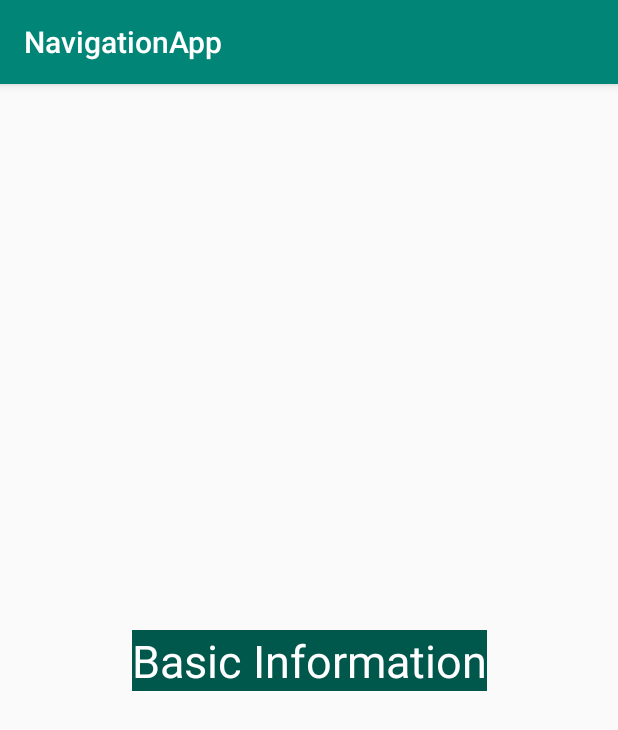
After one commit to adarsh2858/NavigationApp, an Android app: the BasicInformation screen opened directly, with no data from a screen before it, on a phone screen of 412 x 824 dp. The commit adds this screen. Shown: the top 730 px of the screen. Run offline under Robolectric (Android 15) with nearby library versions, the phone set to English and light mode, and no system bars.

Commit message:
add on click listener to button and create new activity for redirect

```diff
--- a/app/src/main/AndroidManifest.xml
+++ b/app/src/main/AndroidManifest.xml
@@ -9,7 +9,8 @@
         android:roundIcon="@mipmap/ic_launcher_round"
         android:supportsRtl="true"
         android:theme="@style/AppTheme">
-        <activity android:name=".UserAccount"></activity>
+        <activity android:name=".BasicInformation"></activity>
+        <activity android:name=".UserAccount" />
         <activity
             android:name=".MainActivity"
             android:label="@string/app_name"
--- /dev/null
+++ b/app/src/main/java/adarsh/example/navigationapp/BasicInformation.java
@@ -0,0 +1,14 @@
+package adarsh.example.navigationapp;
+
+import androidx.appcompat.app.AppCompatActivity;
+
+import android.os.Bundle;
+
+public class BasicInformation extends AppCompatActivity {
+
+    @Override
+    protected void onCreate(Bundle savedInstanceState) {
+        super.onCreate(savedInstanceState);
+        setContentView(R.layout.activity_basic_information);
+    }
+}
--- a/app/src/main/java/adarsh/example/navigationapp/ui/useraccount/UserAccountFragment.java
+++ b/app/src/main/java/adarsh/example/navigationapp/ui/useraccount/UserAccountFragment.java
@@ -2,6 +2,7 @@ package adarsh.example.navigationapp.ui.useraccount;
 
 import androidx.lifecycle.ViewModelProviders;
 
+import android.content.Intent;
 import android.os.Bundle;
 
 import androidx.annotation.NonNull;
@@ -11,7 +12,9 @@ import androidx.fragment.app.Fragment;
 import android.view.LayoutInflater;
 import android.view.View;
 import android.view.ViewGroup;
+import android.widget.Button;
 
+import adarsh.example.navigationapp.BasicInformation;
 import adarsh.example.navigationapp.R;
 
 public class UserAccountFragment extends Fragment {
@@ -26,7 +29,17 @@ public class UserAccountFragment extends Fragment {
     @Override
     public View onCreateView(@NonNull LayoutInflater inflater, @Nullable ViewGroup container,
                              @Nullable Bundle savedInstanceState) {
-        return inflater.inflate(R.layout.user_account_fragment, container, false);
+        View view = inflater.inflate(R.layout.user_account_fragment, container, false);
+
+        Button btnNext = view.findViewById(R.id.btn_next);
+
+        btnNext.setOnClickListener(new View.OnClickListener() {
+            @Override
+            public void onClick(View v) {
+                startActivity(new Intent(getContext(), BasicInformation.class));
+            }
+        });
+        return view;
     }
 
     @Override
--- /dev/null
+++ b/app/src/main/res/layout/activity_basic_information.xml
@@ -0,0 +1,22 @@
+<?xml version="1.0" encoding="utf-8"?>
+<androidx.constraintlayout.widget.ConstraintLayout xmlns:android="http://schemas.android.com/apk/res/android"
+    xmlns:app="http://schemas.android.com/apk/res-auto"
+    xmlns:tools="http://schemas.android.com/tools"
+    android:layout_width="match_parent"
+    android:layout_height="match_parent"
+    tools:context=".BasicInformation">
+
+    <TextView
+        android:layout_width="wrap_content"
+        android:layout_height="wrap_content"
+        android:background="@color/colorPrimaryDark"
+        android:text="Basic Information"
+        android:textSize="30sp"
+        android:textColor="@android:color/white"
+        app:layout_constraintBottom_toBottomOf="parent"
+        app:layout_constraintEnd_toEndOf="parent"
+        app:layout_constraintHorizontal_bias="0.5"
+        app:layout_constraintStart_toStartOf="parent"
+        app:layout_constraintTop_toTopOf="parent" />
+
+</androidx.constraintlayout.widget.ConstraintLayout>
```
